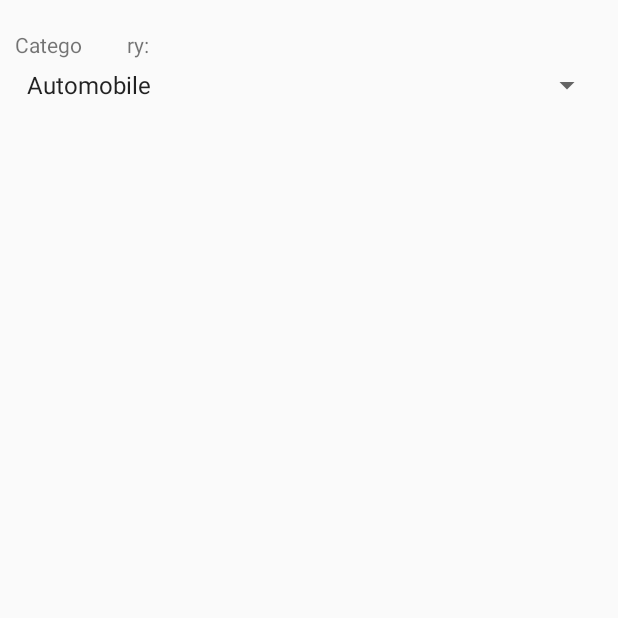
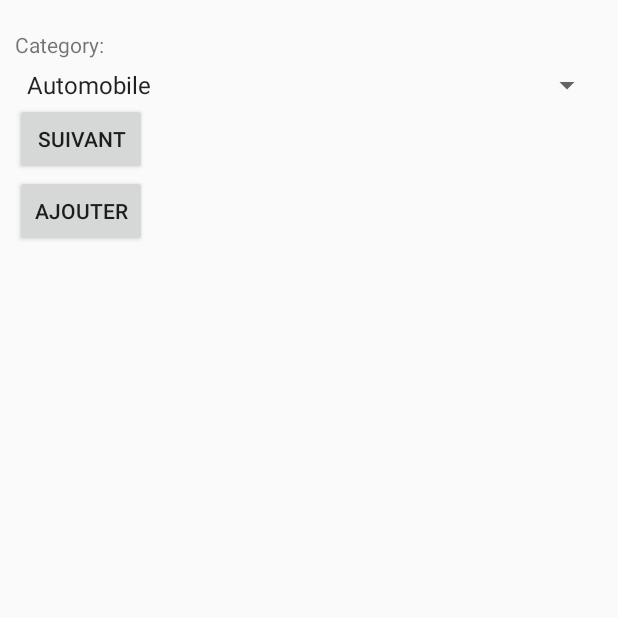
Before and after one commit to YounesDrissi/Kill-Fly, an Android app: the ClassFormulaire screen opened directly, with no data from a screen before it, on a phone screen of 412 x 824 dp, the top half of it. Run offline under Robolectric (Android 15) with nearby library versions, the phone set to English and light mode, and no system bars.

Commit message:
bla bla care

```diff
--- a/app/src/main/java/com/abdellah/pcsalon/myapplication/OneFragment.java
+++ b/app/src/main/java/com/abdellah/pcsalon/myapplication/OneFragment.java
@@ -27,10 +27,8 @@ public class OneFragment extends Fragment{
     public View onCreateView(LayoutInflater inflater, ViewGroup container,
                              Bundle savedInstanceState) {
         // Inflate the layout for this fragment
-        return inflater.inflate(R.layout.fragment_2, container, false);
+        return inflater.inflate(R.layout.fragment_1, container, false);
 
     }
 
-
-
 }
--- a/app/src/main/java/com/abdellah/pcsalon/myapplication/ThreeFragment.java
+++ b/app/src/main/java/com/abdellah/pcsalon/myapplication/ThreeFragment.java
@@ -21,6 +21,6 @@ public class ThreeFragment extends Fragment{
     public View onCreateView(LayoutInflater inflater, ViewGroup container,
                              Bundle savedInstanceState) {
         // Inflate the layout for this fragment
-        return inflater.inflate(R.layout.fragment_1, container, false);
+        return inflater.inflate(R.layout.fragment_2, container, false);
     }
 }
--- a/app/src/main/java/com/abdellah/pcsalon/myapplication/TwoFragment.java
+++ b/app/src/main/java/com/abdellah/pcsalon/myapplication/TwoFragment.java
@@ -20,7 +20,6 @@ public class TwoFragment extends Fragment{
 
     public TwoFragment() {
         // Required empty public constructor
-
     }
 
 
--- a/app/src/main/res/layout/fragment_1.xml
+++ b/app/src/main/res/layout/fragment_1.xml
@@ -5,12 +5,6 @@
     tools:context="info.androidhive.materialtabs.fragments.OneFragment">
 
 
-    <Button
-        android:id="@+id/buttonHistorique"
-        android:layout_width="wrap_content"
-        android:layout_height="wrap_content"
-        android:text="Archive"
-        android:layout_centerInParent="true"
-        android:layout_below="@+id/buttonTest"/>
+
 
 </RelativeLayout>
--- a/app/src/main/res/layout/layout_2.xml
+++ b/app/src/main/res/layout/layout_2.xml
@@ -9,8 +9,7 @@
         android:layout_width="fill_parent"
         android:layout_height="wrap_content"
         android:layout_marginTop="10dip"
-        android:text="Catego
-        ry:"
+        android:text="Category:"
         android:layout_marginBottom="5dp"/>
 
     <Spinner
@@ -19,4 +18,19 @@
         android:layout_height="wrap_content"
         android:prompt="@string/spinner_title"/>
 
+    <Button
+        android:id="@+id/buttonSuivant"
+        android:layout_width="wrap_content"
+        android:layout_height="wrap_content"
+        android:text="Suivant"
+        android:layout_="true"/>
+
+    <Button
+        android:id="@+id/buttonAjouter"
+        android:layout_width="wrap_content"
+        android:layout_height="wrap_content"
+        android:text="Ajouter"
+        android:layout_centerInParent="true"
+        android:layout_below="@+id/buttonTest"/>
+
 </LinearLayout>
```
